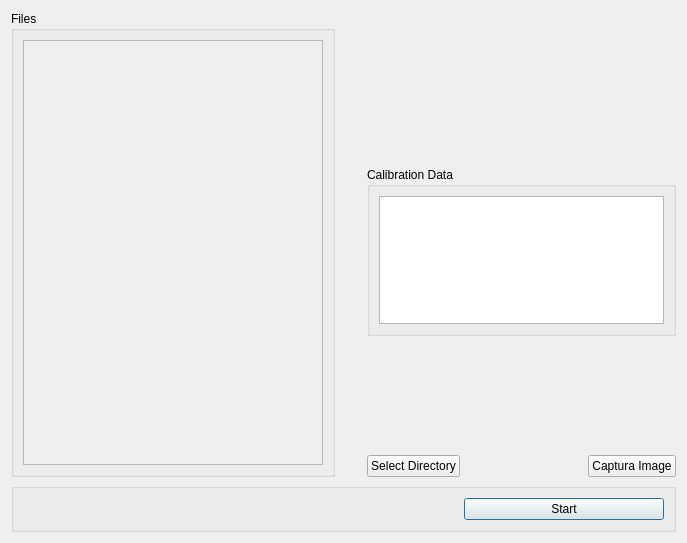
MiguelFerrerF/robotArmApp, file library-video/VideoCalibrationDialog.ui: the form before one commit.
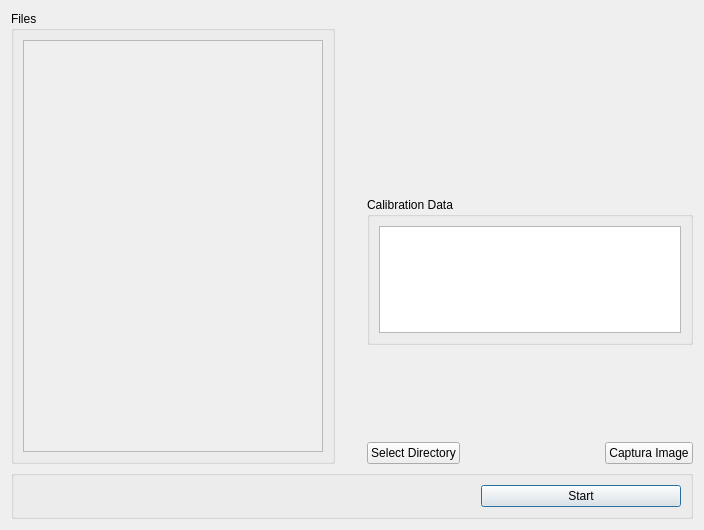
The form after the commit.

Commit message:
Enhances camera calibration with optimal matrix support
Introduces the calculation and usage of an optimal new camera
matrix to improve calibration accuracy. Updates methods to save
and load the new matrix, and adjusts the video processing pipeline
to apply undistortion using both the original and optimal matrices.

Refines the user interface for better usability, streamlines
comments, and improves layout settings. Adds fallback handling for
missing calibration data and error reporting for image loading
issues.

Patch:
```diff
--- a/library-video/VideoCalibrationDialog.ui
+++ b/library-video/VideoCalibrationDialog.ui
@@ -6,8 +6,8 @@
    <rect>
     <x>0</x>
     <y>0</y>
-    <width>687</width>
-    <height>543</height>
+    <width>704</width>
+    <height>530</height>
    </rect>
   </property>
   <property name="windowTitle">
@@ -53,7 +53,7 @@
            <x>0</x>
            <y>0</y>
            <width>298</width>
-           <height>411</height>
+           <height>398</height>
           </rect>
          </property>
         </widget>
@@ -202,8 +202,8 @@
     <widget class="QLabel" name="videoLabel">
      <property name="minimumSize">
       <size>
-       <width>200</width>
-       <height>150</height>
+       <width>320</width>
+       <height>180</height>
       </size>
      </property>
      <property name="maximumSize">
```
The commit also changes 6 other files.
